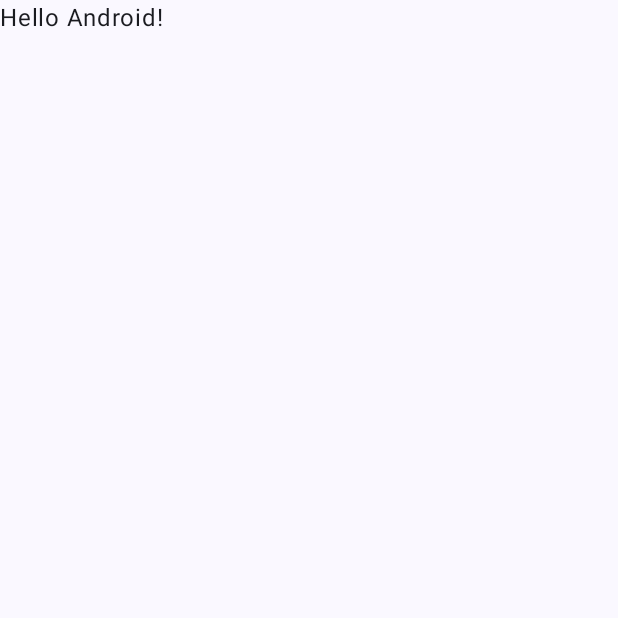
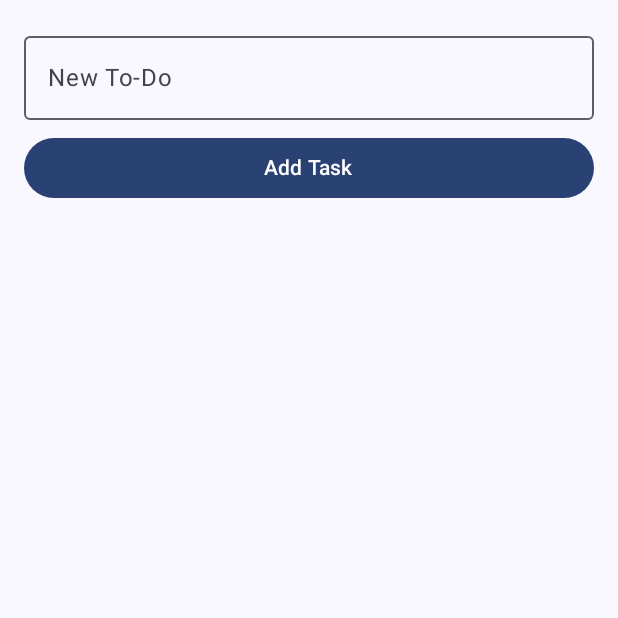
Before and after one commit to ItsAzura/todo_app_mobile, an Android app built with Jetpack Compose: the screen it shows after launch (MainActivity), on a phone screen of 412 x 824 dp, the top half of it. Before the commit the part shown is almost empty. Run offline under Robolectric (Android 15) with nearby library versions, the phone set to English and light mode, and no system bars; network calls fail; 1 statement that could not run was skipped.

Commit message:
code crud todo app

```diff
--- a/app/src/main/AndroidManifest.xml
+++ b/app/src/main/AndroidManifest.xml
@@ -1,6 +1,9 @@
 <?xml version="1.0" encoding="utf-8"?>
 <manifest xmlns:android="http://schemas.android.com/apk/res/android"
     xmlns:tools="http://schemas.android.com/tools">
+
+    <!-- ✅ Cho phép ứng dụng truy cập Internet -->
+    <uses-permission android:name="android.permission.INTERNET" />
 
     <application
         android:allowBackup="true"
@@ -11,6 +14,7 @@
         android:roundIcon="@mipmap/ic_launcher_round"
         android:supportsRtl="true"
         android:theme="@style/Theme.Todo_app">
+
         <activity
             android:name=".MainActivity"
             android:exported="true"
@@ -18,7 +22,6 @@
             android:theme="@style/Theme.Todo_app">
             <intent-filter>
                 <action android:name="android.intent.action.MAIN" />
-
                 <category android:name="android.intent.category.LAUNCHER" />
             </intent-filter>
         </activity>
--- a/app/src/main/java/com/example/todo_app/MainActivity.kt
+++ b/app/src/main/java/com/example/todo_app/MainActivity.kt
@@ -7,10 +7,8 @@ import androidx.activity.enableEdgeToEdge
 import androidx.compose.foundation.layout.fillMaxSize
 import androidx.compose.foundation.layout.padding
 import androidx.compose.material3.Scaffold
-import androidx.compose.material3.Text
-import androidx.compose.runtime.Composable
 import androidx.compose.ui.Modifier
-import androidx.compose.ui.tooling.preview.Preview
+import com.example.todo_app.presentation.todo.TodoScreen
 import com.example.todo_app.ui.theme.Todo_appTheme
 
 class MainActivity : ComponentActivity() {
@@ -19,29 +17,11 @@ class MainActivity : ComponentActivity() {
         enableEdgeToEdge()
         setContent {
             Todo_appTheme {
-                Scaffold(modifier = Modifier.fillMaxSize()) { innerPadding ->
-                    Greeting(
-                        name = "Android",
-                        modifier = Modifier.padding(innerPadding)
-                    )
+                Scaffold { it ->
+                    TodoScreen(modifier = Modifier.padding(it))
                 }
+
             }
         }
     }
 }
-
-@Composable
-fun Greeting(name: String, modifier: Modifier = Modifier) {
-    Text(
-        text = "Hello $name!",
-        modifier = modifier
-    )
-}
-
-@Preview(showBackground = true)
-@Composable
-fun GreetingPreview() {
-    Todo_appTheme {
-        Greeting("Android")
-    }
-}
--- /dev/null
+++ b/app/src/main/java/com/example/todo_app/data/remote/api/TodoAPI.kt
@@ -0,0 +1,44 @@
+package com.example.todo_app.data.remote.api
+
+import com.example.todo_app.data.remote.dto.TodoResponse
+import retrofit2.http.*
+
+interface TodoAPI {
+
+    // ✅ Lấy danh sách todos
+    @GET("tasks/v1/tasks")
+    suspend fun getTodos(
+        @Query("limit") limit: Int = 200
+    ): List<TodoResponse>
+
+    // ✅ Tạo todo mới
+    @POST("tasks/v1/tasks")
+    suspend fun createTodo(
+        @Body body: Map<String, String>
+    ): TodoResponse
+
+    // ✅ Cập nhật todo
+    @PATCH("tasks/v1/tasks/{id}")
+    suspend fun updateTodo(
+        @Path("id") id: String,
+        @Body body: Map<String, String>
+    ): TodoResponse
+
+    // ✅ Xóa todo
+    @DELETE("tasks/v1/tasks/{id}")
+    suspend fun deleteTodo(
+        @Path("id") id: String
+    )
+
+    // ✅ Đánh dấu hoàn thành
+    @PATCH("tasks/v1/tasks/{id}/done")
+    suspend fun markTodoDone(
+        @Path("id") id: String
+    ): TodoResponse
+
+    // ✅ Đánh dấu đang làm
+    @PATCH("tasks/v1/tasks/{id}/doing")
+    suspend fun markTodoDoing(
+        @Path("id") id: String
+    ): TodoResponse
+}
--- /dev/null
+++ b/app/src/main/java/com/example/todo_app/data/repository/TodoRepository.kt
@@ -0,0 +1,43 @@
+package com.example.todo_app.data.repository
+
+import com.example.todo_app.data.remote.api.TodoAPI
+import com.example.todo_app.data.remote.dto.TodoResponse
+import retrofit2.Retrofit
+import retrofit2.converter.gson.GsonConverterFactory
+
+class TodoRepository() {
+
+    private val api: TodoAPI
+
+    init {
+        val retrofit = Retrofit.Builder()
+            .baseUrl("http://10.0.0.33:8080/") // 👈 base URL của bạn
+            .addConverterFactory(GsonConverterFactory.create())
+            .build()
+
+        api = retrofit.create(TodoAPI::class.java)
+    }
+
+    suspend fun getTodos(): List<TodoResponse> {
+        return api.getTodos()
+    }
+
+    suspend fun createTodo(title: String) {
+        api.createTodo(mapOf("title" to title))
+    }
+
+    suspend fun updateTodo(id: String, title: String) {
+        api.updateTodo(id, mapOf("title" to title))
+    }
+
+    suspend fun deleteTodo(id: String) {
+        api.deleteTodo(id)
+    }
+
+    suspend fun markTodoDone(id: String) {
+        api.markTodoDone(id)
+    }
+    suspend fun markTodoDoing(id: String) {
+        api.markTodoDoing(id)
+    }
+}
--- /dev/null
+++ b/app/src/main/java/com/example/todo_app/presentation/todo/TodoScreen.kt
@@ -0,0 +1,105 @@
+package com.example.todo_app.presentation.todo
+
+import androidx.compose.foundation.layout.*
+import androidx.compose.foundation.lazy.LazyColumn
+import androidx.compose.foundation.lazy.items
+import androidx.compose.material3.*
+import androidx.compose.runtime.*
+import androidx.compose.ui.Alignment
+import androidx.compose.ui.Modifier
+import androidx.compose.ui.unit.dp
+import androidx.lifecycle.viewmodel.compose.viewModel
+
+@Composable
+fun TodoScreen(
+    viewModel: TodoViewModel = viewModel(),
+    modifier: Modifier = Modifier
+) {
+    val todos by viewModel.todos.collectAsState()
+    val isLoading by viewModel.isLoading.collectAsState()
+    var newTodo by remember { mutableStateOf("") }
+
+    // 🔹 Tải dữ liệu khi mở màn hình (chỉ chạy 1 lần)
+    LaunchedEffect(Unit) {
+        viewModel.loadTodos()
+    }
+
+    Column(
+        modifier = modifier
+            .fillMaxSize()
+            .padding(16.dp)
+    ) {
+        // Ô nhập liệu
+        OutlinedTextField(
+            value = newTodo,
+            onValueChange = { newTodo = it },
+            label = { Text("New To-Do") },
+            modifier = Modifier.fillMaxWidth()
+        )
+
+        Spacer(modifier = Modifier.height(8.dp))
+
+        // Nút thêm mới
+        Button(
+            onClick = {
+                if (newTodo.isNotEmpty()) {
+                    viewModel.addTodo(newTodo)
+                    newTodo = ""
+                }
+            },
+            modifier = Modifier.fillMaxWidth()
+        ) {
+            Text("Add Task")
+        }
+
+        Spacer(modifier = Modifier.height(16.dp))
+
+        // Hiển thị loading hoặc danh sách
+        if (isLoading) {
+            Box(modifier = Modifier.fillMaxSize(), contentAlignment = Alignment.Center) {
+                CircularProgressIndicator()
+            }
+        } else {
+            LazyColumn {
+                items(todos) { todo ->
+                    TodoItem(
+                        title = todo.title,
+                        onDone = { viewModel.markDone(todo.id) },
+                        onDelete = { viewModel.deleteTodo(todo.id) }
+                    )
+                }
+            }
+        }
+    }
+}
+
+// 🔹 Tách item ra riêng cho gọn, dễ tái sử dụng
+@Composable
+fun TodoItem(
+    title: String,
+    onDone: () -> Unit,
+    onDelete: () -> Unit
+) {
+    Card(
+        modifier = Modifier
+            .fillMaxWidth()
+            .padding(vertical = 4.dp),
+        colors = CardDefaults.cardColors(
+            containerColor = MaterialTheme.colorScheme.surfaceVariant
+        )
+    ) {
+        Row(
+            modifier = Modifier
+                .fillMaxWidth()
+                .padding(12.dp),
+            horizontalArrangement = Arrangement.SpaceBetween,
+            verticalAlignment = Alignment.CenterVertically
+        ) {
+            Text(title)
+            Row {
+                TextButton(onClick = onDone) { Text("✅ Done") }
+                TextButton(onClick = onDelete) { Text("🗑 Delete") }
+            }
+        }
+    }
+}
--- /dev/null
+++ b/app/src/main/java/com/example/todo_app/presentation/todo/TodoViewModel.kt
@@ -0,0 +1,55 @@
+package com.example.todo_app.presentation.todo
+
+import androidx.lifecycle.ViewModel
+import androidx.lifecycle.viewModelScope
+import com.example.todo_app.data.repository.TodoRepository
+import com.example.todo_app.data.remote.dto.TodoResponse
+import kotlinx.coroutines.flow.MutableStateFlow
+import kotlinx.coroutines.flow.StateFlow
+import kotlinx.coroutines.launch
+
+class TodoViewModel : ViewModel() {
+
+    private val repository = TodoRepository()
+
+    private val _todos = MutableStateFlow<List<TodoResponse>>(emptyList())
+    val todos: StateFlow<List<TodoResponse>> = _todos
+
+    private val _isLoading = MutableStateFlow(false)
+    val isLoading: StateFlow<Boolean> = _isLoading
+
+    fun loadTodos() {
+        viewModelScope.launch {
+            _isLoading.value = true
+            try {
+                _todos.value = repository.getTodos()
+            } finally {
+                _isLoading.value = false
+            }
+        }
+    }
+
+    fun addTodo(title: String) {
+        viewModelScope.launch {
+            _isLoading.value = true
+            repository.createTodo(title)
+            loadTodos()
+        }
+    }
+
+    fun deleteTodo(id: String) {
+        viewModelScope.launch {
+            _isLoading.value = true
+            repository.deleteTodo(id)
+            loadTodos()
+        }
+    }
+
+    fun markDone(id: String) {
+        viewModelScope.launch {
+            _isLoading.value = true
+            repository.markTodoDone(id)
+            loadTodos()
+        }
+    }
+}
```
Also changed, not shown: app/build.gradle.kts (+9 -0 lines), app/src/main/java/com/example/todo_app/data/remote/dto/TodoResponse.kt (added, +9 -0 lines), app/src/main/java/com/example/todo_app/domain/model/Todo.kt (added, +7 -0 lines), app/src/main/java/com/example/todo_app/domain/usecase/TodoUseCases.kt (added, +18 -0 lines).
